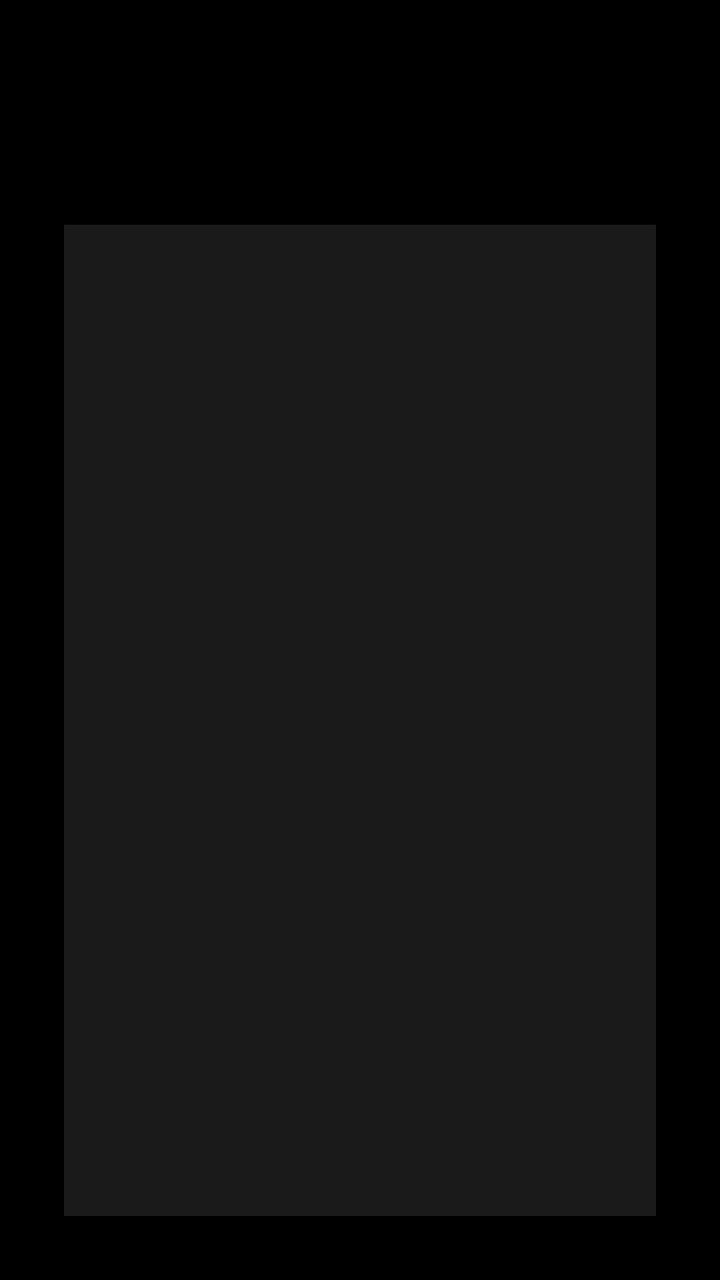
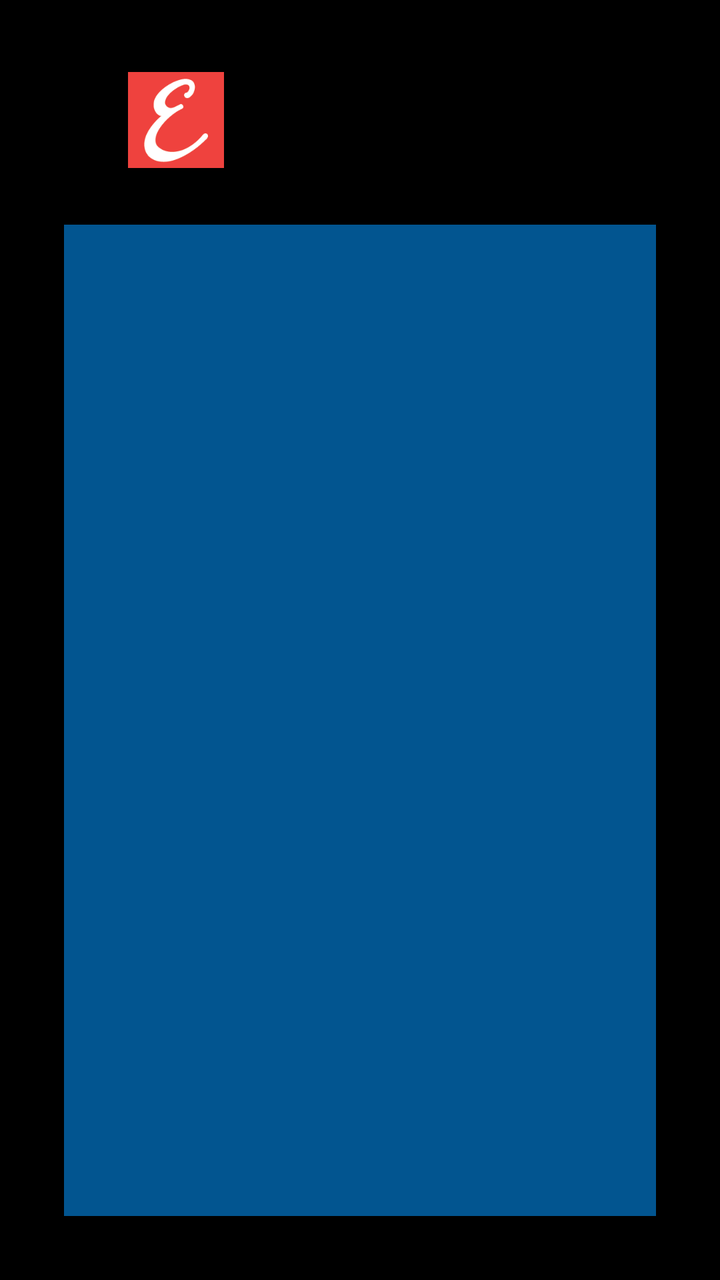

The first picture is an Android layout as it rendered before a commit; the second is the same layout after the commit. The layout source and the unified diff follow.
<!-- AndroidManifest.xml: application theme Theme.Leanback -->
<!-- res/layout/fragment_list.xml -->
<?xml version="1.0" encoding="utf-8"?>
<LinearLayout xmlns:android="http://schemas.android.com/apk/res/android"
    android:layout_width="match_parent"
    android:layout_height="match_parent"
    android:orientation="vertical"
    android:padding="32dp">
    <LinearLayout
        android:layout_width="match_parent"
        android:layout_height="wrap_content"
        android:gravity="center_vertical"
        android:orientation="horizontal">
        <TextView
            android:id="@+id/back"
            android:layout_width="wrap_content"
            android:layout_height="wrap_content"
            android:padding="16dp"
            android:textColor="#FFFFFF"
            android:textSize="18sp"
            android:focusable="true"
            android:clickable="true"
            android:background="?attr/selectableItemBackground" />
        <TextView
            android:id="@+id/title"
            android:layout_width="0dp"
            android:layout_height="wrap_content"
            android:layout_weight="1"
            android:gravity="center"
            android:textColor="#c41e3a"
            android:textSize="28sp"
            android:textStyle="bold" />
        <View android:layout_width="80dp" android:layout_height="1dp" />
    </LinearLayout>
    <ListView
        android:id="@+id/list"
        android:layout_width="match_parent"
        android:layout_height="match_parent"
        android:layout_marginTop="24dp"
        android:background="#1a1a1a"
        android:divider="#333"
        android:dividerHeight="1dp"
        android:choiceMode="singleChoice"
        android:drawSelectorOnTop="false" />
</LinearLayout>
<!-- resources referenced by this layout -->
<resources>
  <style name="Theme.Leanback" parent="Theme.Leanback.NoActionBar">
          <item name="android:windowBackground">@android:color/black</item>
          <item name="android:colorPrimary">@color/primary</item>
          <item name="android:colorAccent">@color/accent</item>
      </style>
  <style name="Theme.Leanback.NoActionBar" parent="android:Theme.DeviceDefault.NoActionBar">
          <item name="android:windowBackground">@android:color/black</item>
      </style>
  <color name="primary">#c41e3a</color>
  <color name="accent">#1a237e</color>
</resources>

<!-- the commit's change to res/layout/fragment_list.xml (unified diff, before → after) -->
@@ -2,6 +2,7 @@
 <LinearLayout xmlns:android="http://schemas.android.com/apk/res/android"
     android:layout_width="match_parent"
     android:layout_height="match_parent"
+    android:background="@color/black"
     android:orientation="vertical"
     android:padding="32dp">
     <LinearLayout
@@ -13,31 +14,38 @@
             android:id="@+id/back"
             android:layout_width="wrap_content"
             android:layout_height="wrap_content"
-            android:padding="16dp"
-            android:textColor="#FFFFFF"
-            android:textSize="18sp"
             android:focusable="true"
             android:clickable="true"
-            android:background="?attr/selectableItemBackground" />
+            android:padding="16dp"
+            android:textColor="@color/white"
+            android:textSize="18sp" />
+        <ImageView
+            android:layout_width="48dp"
+            android:layout_height="48dp"
+            android:contentDescription="@string/app_name"
+            android:scaleType="centerCrop"
+            android:src="@drawable/logo_icon" />
         <TextView
             android:id="@+id/title"
             android:layout_width="0dp"
             android:layout_height="wrap_content"
             android:layout_weight="1"
             android:gravity="center"
-            android:textColor="#c41e3a"
+            android:textColor="@color/logo_red"
             android:textSize="28sp"
             android:textStyle="bold" />
-        <View android:layout_width="80dp" android:layout_height="1dp" />
+        <View
+            android:layout_width="80dp"
+            android:layout_height="1dp" />
     </LinearLayout>
     <ListView
         android:id="@+id/list"
         android:layout_width="match_parent"
         android:layout_height="match_parent"
         android:layout_marginTop="24dp"
-        android:background="#1a1a1a"
-        android:divider="#333"
+        android:background="@color/logo_blue"
+        android:choiceMode="singleChoice"
+        android:divider="@color/black"
         android:dividerHeight="1dp"
-        android:choiceMode="singleChoice"
         android:drawSelectorOnTop="false" />
 </LinearLayout>
<!-- resource entries referenced after the edit -->
@@ -1,5 +1,11 @@
 <!-- resources referenced by this layout -->
 <resources>
+  <color name="black">#000000</color>
+  <color name="logo_blue">#025590</color>
+  <color name="logo_red">#ef3f3e</color>
+  <color name="white">#FFFFFF</color>
+  <!-- drawable logo_icon: png bitmap (drawable, 2592 bytes) -->
+  <string name="app_name">EngLeash Academy</string>
   <style name="Theme.Leanback" parent="Theme.Leanback.NoActionBar">
           <item name="android:windowBackground">@android:color/black</item>
           <item name="android:colorPrimary">@color/primary</item>
@@ -8,7 +14,7 @@
   <style name="Theme.Leanback.NoActionBar" parent="android:Theme.DeviceDefault.NoActionBar">
           <item name="android:windowBackground">@android:color/black</item>
       </style>
-  <color name="primary">#c41e3a</color>
-  <color name="accent">#1a237e</color>
+  <color name="primary">#ef3f3e</color>
+  <color name="accent">#025590</color>
 </resources>
 
